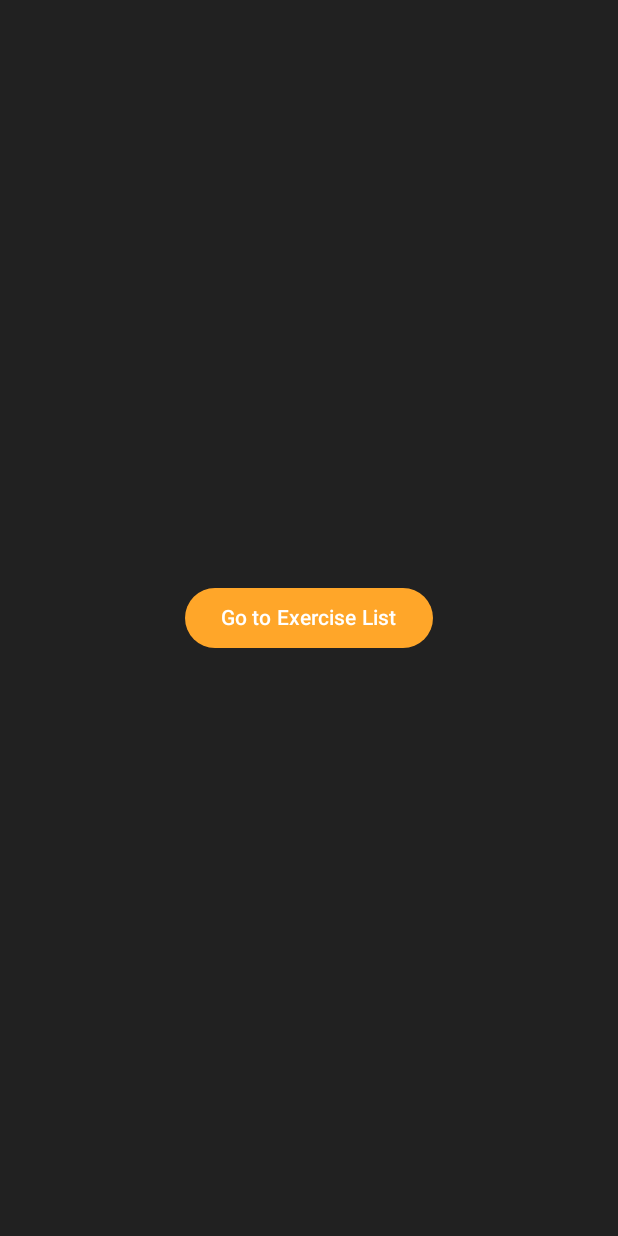
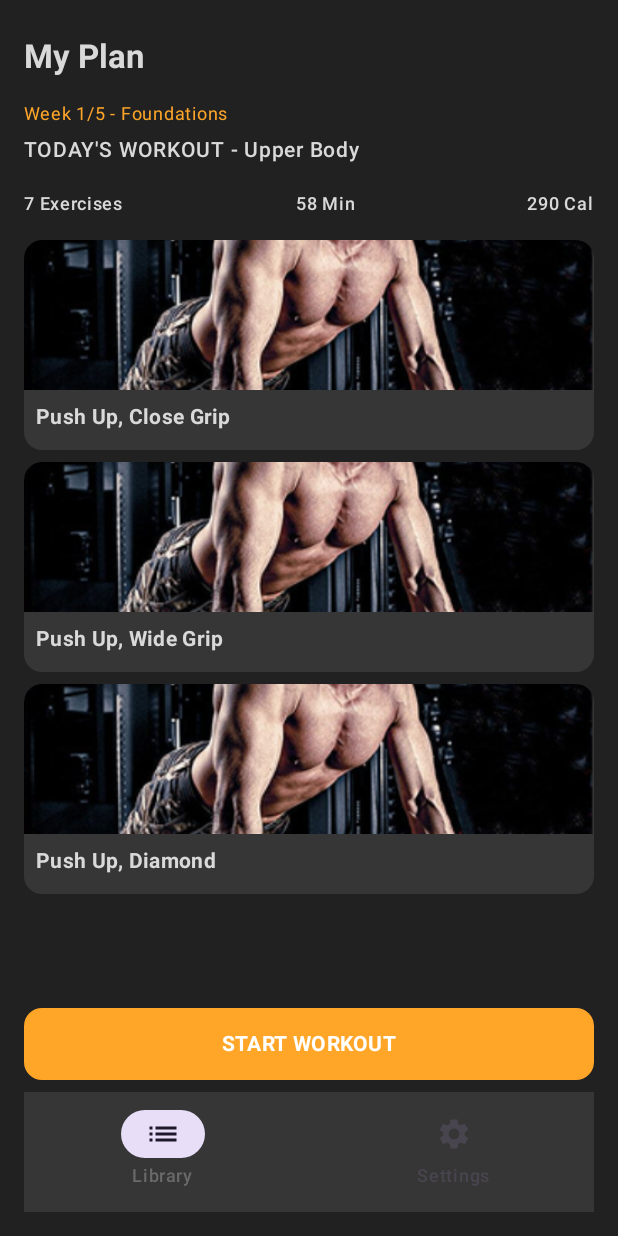
Before and after one commit to jeshafay/VITAHABIT, an Android app built with Jetpack Compose: the DashboardScreen screen opened through its navigation route, on a phone screen of 412 x 824 dp. Run offline under Robolectric (Android 15) with nearby library versions, the phone set to English and light mode, and no system bars.

Commit message:
initial commit

```diff
--- a/app/src/main/java/com/example/vitahabit/screens/DashboardScreen.kt
+++ b/app/src/main/java/com/example/vitahabit/screens/DashboardScreen.kt
@@ -1,43 +1,190 @@
 package com.example.vitahabit.ui.screens.dashboard
 
-import androidx.compose.foundation.layout.Arrangement
-import androidx.compose.foundation.layout.Column
-import androidx.compose.foundation.layout.fillMaxSize
-import androidx.compose.material3.Button
-import androidx.compose.material3.MaterialTheme
-import androidx.compose.material3.Surface
-import androidx.compose.material3.Text
+import androidx.compose.foundation.Image
+import androidx.compose.foundation.layout.*
+import androidx.compose.foundation.lazy.LazyColumn
+import androidx.compose.foundation.lazy.items
+import androidx.compose.material3.*
 import androidx.compose.runtime.Composable
-import androidx.compose.ui.Alignment
 import androidx.compose.ui.Modifier
+import androidx.compose.ui.layout.ContentScale
+import androidx.compose.ui.res.painterResource
+import androidx.compose.ui.text.font.FontWeight
 import androidx.compose.ui.tooling.preview.Preview
+import androidx.compose.ui.unit.dp
+import androidx.compose.ui.unit.sp
+import com.example.vitahabit.R
 import com.example.vitahabit.ui.theme.VitaHabitTheme
-
-//@Composable
-//fun DashboardScreen() {
-//    Column(
-//        modifier = Modifier.fillMaxSize(),
-//        verticalArrangement = Arrangement.Center,
-//        horizontalAlignment = Alignment.CenterHorizontally
-//    ) {
-//        Text("Dashboard", style = MaterialTheme.typography.headlineMedium)
-//    }
-//}
+import androidx.compose.material.icons.Icons
+import androidx.compose.material.icons.filled.List
+import androidx.compose.material.icons.filled.Settings
 
 @Composable
-fun DashboardScreen(onNavigateToExerciseList: () -> Unit) { // receives the action here
+fun DashboardScreen(onNavigateToExerciseList: () -> Unit) {
     Surface(
         modifier = Modifier.fillMaxSize(),
         color = MaterialTheme.colorScheme.background
     ) {
         Column(
-            verticalArrangement = Arrangement.Center,
-            horizontalAlignment = Alignment.CenterHorizontally
+            modifier = Modifier
+                .fillMaxSize()
+                .padding(16.dp)
         ) {
-            Button(onClick = onNavigateToExerciseList) { // And triggers it here
-                Text("Go to Exercise List")
+            // 🔹 Title
+            Text(
+                text = "My Plan",
+                style = MaterialTheme.typography.displaySmall.copy(
+                    fontWeight = FontWeight.Bold,
+                    color = MaterialTheme.colorScheme.onBackground,
+                    fontSize = 22.sp // lebih kecil dari displayLarge
+                )
+            )
+
+            Spacer(modifier = Modifier.height(4.dp))
+
+            // 🔹 Subtitle
+            Text(
+                text = "Week 1/5 - Foundations",
+                fontSize = 12.sp,
+                color = MaterialTheme.colorScheme.primary
+            )
+            Text(
+                text = "TODAY'S WORKOUT - Upper Body",
+                fontSize = 14.sp,
+                fontWeight = FontWeight.Medium,
+                color = MaterialTheme.colorScheme.onBackground
+            )
+
+            Spacer(modifier = Modifier.height(12.dp))
+
+            // 🔹 Stats
+            Row(
+                horizontalArrangement = Arrangement.SpaceBetween,
+                modifier = Modifier.fillMaxWidth()
+            ) {
+                WorkoutStat("7 Exercises")
+                WorkoutStat("58 Min")
+                WorkoutStat("290 Cal")
+            }
+
+            Spacer(modifier = Modifier.height(12.dp))
+
+            // 🔹 Workout list
+            val workoutList = listOf(
+                "Push Up, Close Grip",
+                "Push Up, Wide Grip",
+                "Push Up, Diamond"
+            )
+
+            LazyColumn(
+                modifier = Modifier.weight(1f)
+            ) {
+                items(workoutList) { exercise ->
+                    WorkoutCardWithImage(
+                        title = exercise,
+                        setsReps = "3 sets x 5 reps",
+                        imageRes = R.drawable.push_up
+                    )
+                    Spacer(modifier = Modifier.height(8.dp))
+                }
+            }
+
+            // 🔹 Button
+            Button(
+                onClick = { onNavigateToExerciseList() },
+                modifier = Modifier
+                    .fillMaxWidth()
+                    .height(48.dp), // lebih kecil
+                colors = ButtonDefaults.buttonColors(
+                    containerColor = MaterialTheme.colorScheme.primary,
+                    contentColor = MaterialTheme.colorScheme.onPrimary
+                ),
+                shape = MaterialTheme.shapes.medium
+            ) {
+                Text(
+                    text = "START WORKOUT",
+                    style = MaterialTheme.typography.bodyMedium.copy(
+                        fontWeight = FontWeight.Bold,
+                        fontSize = 14.sp
+                    )
+                )
+            }
+
+            Spacer(modifier = Modifier.height(8.dp))
+
+            // 🔹 Bottom Navigation
+            BottomNavigationBar()
+        }
+    }
+}
+
+@Composable
+fun WorkoutStat(text: String) {
+    Text(
+        text = text,
+        fontSize = 12.sp,
+        fontWeight = FontWeight.Medium,
+        color = MaterialTheme.colorScheme.onBackground
+    )
+}
+
+@Composable
+fun WorkoutCardWithImage(
+    title: String,
+    setsReps: String,
+    imageRes: Int,
+    containerColor: androidx.compose.ui.graphics.Color = MaterialTheme.colorScheme.surface
+) {
+    Card(
+        modifier = Modifier
+            .fillMaxWidth()
+            .height(140.dp), // lebih ramping
+        colors = CardDefaults.cardColors(containerColor = containerColor),
+        shape = MaterialTheme.shapes.medium
+    ) {
+        Column {
+            Image(
+                painter = painterResource(id = imageRes),
+                contentDescription = title,
+                modifier = Modifier
+                    .fillMaxWidth()
+                    .height(100.dp), // lebih kecil dari 120dp
+                contentScale = ContentScale.Crop
+            )
+            Column(modifier = Modifier.padding(8.dp)) {
+                Text(
+                    text = title,
+                    style = MaterialTheme.typography.bodyMedium.copy(
+                        fontWeight = FontWeight.Bold,
+                        fontSize = 14.sp,
+                        color = MaterialTheme.colorScheme.onSurface
+                    )
+                )
+                Text(
+                    text = setsReps,
+                    fontSize = 12.sp,
+                    color = MaterialTheme.colorScheme.onSurface
+                )
             }
         }
+    }
+}
+
+@Composable
+fun BottomNavigationBar() {
+    NavigationBar(containerColor = MaterialTheme.colorScheme.surface) {
+        NavigationBarItem(
+            selected = true,
+            onClick = { },
+            icon = { Icon(Icons.Filled.List, contentDescription = "Library") },
+            label = { Text("Library", fontSize = 12.sp) }
+        )
+        NavigationBarItem(
+            selected = false,
+            onClick = { },
+            icon = { Icon(Icons.Filled.Settings, contentDescription = "Settings") },
+            label = { Text("Settings", fontSize = 12.sp) }
+        )
     }
 }
 
```
Also changed, not shown: app/src/main/res/drawable/push_up.png (added).
